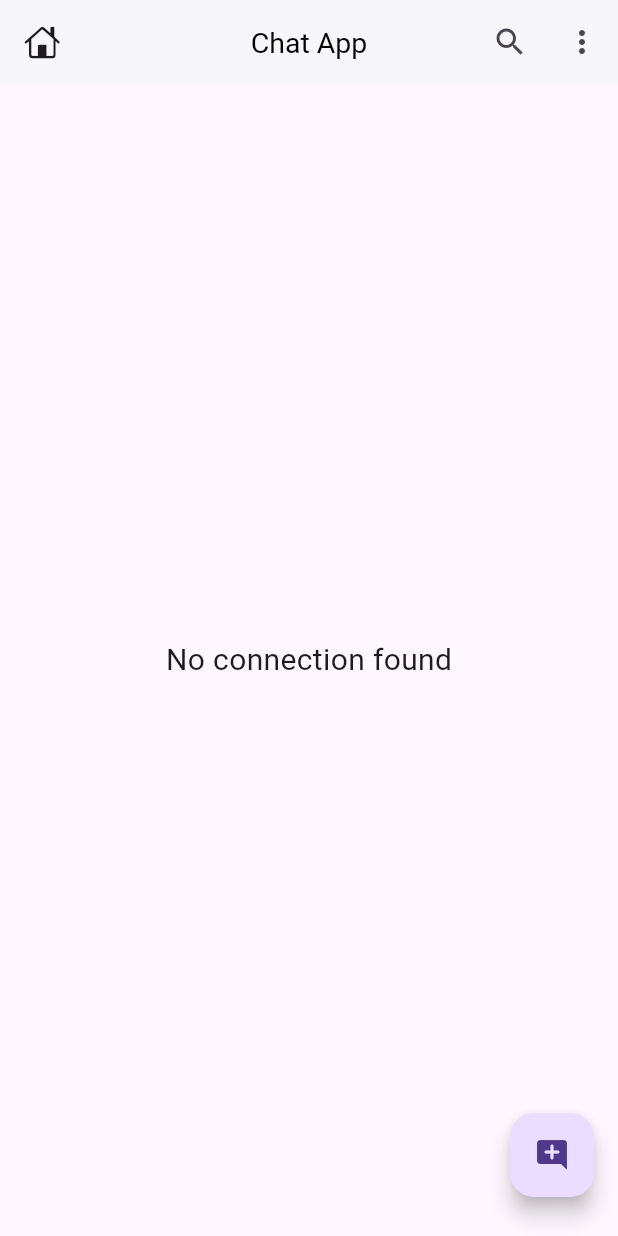
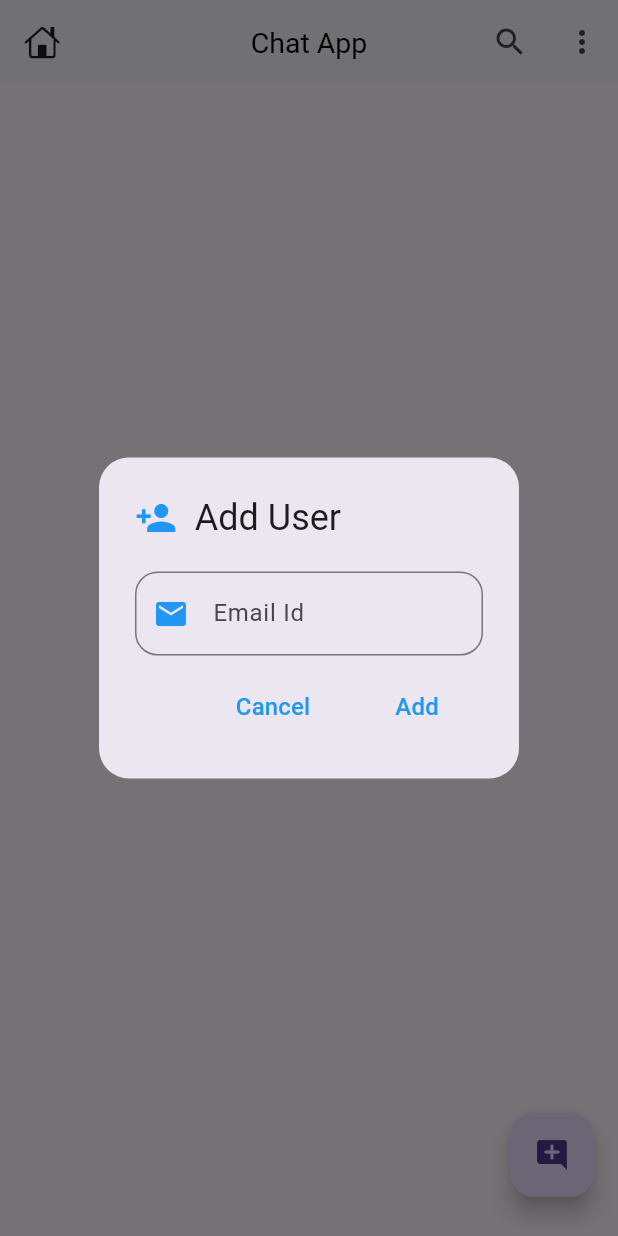
Before and after one commit to bdot100/chat_app, a Flutter app: the HomeScreen screen opened directly, after a tap on the "add comment" icon, on a phone screen of 412 x 824 dp. Run offline on Flutter 3.47's test engine with Material 3 defaults, Android fonts, the phone set to English and light mode, and no system bars; our stand-ins replace cached_network_image, cloud_firestore, dio, emoji_picker_flutter, firebase_auth, firebase_core and 5 more; missing offline and left inert: flutter_notification_channel, saver_gallery; accounts and stored records are empty; network calls fail; statements that could not run were skipped.

Commit message:
`feat: added functionality to add chat users, send first message, and display known users`

```diff
--- a/analysis_options.yaml
+++ b/analysis_options.yaml
@@ -7,7 +7,7 @@
 
 # The following line activates a set of recommended lints for Flutter apps,
 # packages, and plugins designed to encourage good coding practices.
-include: package:flutter_lints/flutter.yaml
+# include: package:flutter_lints/flutter.yaml
 
 linter:
   # The lint rules applied to this project can be customized in the
--- a/lib/api/apis.dart
+++ b/lib/api/apis.dart
@@ -86,6 +86,30 @@ class APIs {
     return (await firestore.collection('users').doc(user.uid).get()).exists;
   }
 
+  // for adding a new chat user to our conversation
+  static Future<bool> addChatUser(String email) async {
+    final data = await firestore
+        .collection('users')
+        .where('email', isEqualTo: email)
+        .get();
+
+    log('data: ${data.docs}');
+
+    if (data.docs.isNotEmpty && data.docs.first.id != user.uid) {
+      await firestore
+          .collection('users')
+          .doc(user.uid)
+          .collection('my_users')
+          .doc(data.docs.first.id)
+          .set({});
+      // print('------------------------------true-----------------------------');
+      return true;
+    } else {
+      print('------------------------------false-----------------------------');
+      return false;
+    }
+  }
+
   // for getting current user info
   static Future<void> getSelfInfo() async {
     await firestore.collection('users').doc(user.uid).get().then((user) async {
@@ -121,12 +145,33 @@ class APIs {
         .set(chatUser.toJson());
   }
 
+  // for getting ids of known users from firestore database
+  static Stream<QuerySnapshot<Map<String, dynamic>>> getMyUsersId() {
+    return firestore
+        .collection('users')
+        .doc(user.uid)
+        .collection('my_users')
+        .snapshots();
+  }
+
   // for getting all users from firestore databases
-  static Stream<QuerySnapshot<Map<String, dynamic>>> getAllUsers() {
-    return APIs.firestore
+  static Stream<QuerySnapshot<Map<String, dynamic>>> getAllUsers(
+      List<String> userIds) {
+    return firestore
         .collection('users')
-        .where('id', isNotEqualTo: user.uid)
+        .where('id', whereIn: userIds)
         .snapshots();
+  }
+
+  // for adding a user to my user collection when first message is sent
+  static Future<void> sendFirstMessage(
+      ChatUser chatUser, String msg, Type type) async {
+    await firestore
+        .collection('users')
+        .doc(chatUser.id)
+        .collection('my_users')
+        .doc(user.uid)
+        .set({}).then((value) => sendMessage(chatUser, msg, type));
   }
 
   // for updating user information
--- a/lib/screens/chat_screen.dart
+++ b/lib/screens/chat_screen.dart
@@ -330,12 +330,19 @@ class _ChatScreenState extends State<ChatScreen> {
           ),
         ),
 
-        // send button
+        // send message button
         MaterialButton(
           onPressed: () {
             if (_textController.text.isNotEmpty) {
-              APIs.sendMessage(widget.user, _textController.text, Type.text);
-              _textController.text = '';
+              if (_list.isEmpty) {
+                // on first message, add user to my_user collection of chat user db
+                APIs.sendFirstMessage(
+                    widget.user, _textController.text, Type.text);
+              } else {
+                // just send message
+                APIs.sendMessage(widget.user, _textController.text, Type.text);
+                _textController.text = '';
+              }
             }
           },
           minWidth: 0,
--- a/lib/screens/home_screen.dart
+++ b/lib/screens/home_screen.dart
@@ -1,6 +1,7 @@
 import 'dart:developer';
 
 import 'package:chat_app/api/apis.dart';
+import 'package:chat_app/helper/dialogs.dart';
 import 'package:chat_app/main.dart';
 import 'package:chat_app/models/chat_user.dart';
 import 'package:chat_app/screens/profile_screen.dart';
@@ -8,7 +9,6 @@ import 'package:chat_app/widgets/chat_user_card.dart';
 import 'package:flutter/cupertino.dart';
 import 'package:flutter/material.dart';
 import 'package:flutter/services.dart';
-import 'package:google_sign_in/google_sign_in.dart';
 
 class HomeScreen extends StatefulWidget {
   const HomeScreen({super.key});
@@ -19,7 +19,7 @@ class HomeScreen extends StatefulWidget {
 
 class _HomeScreenState extends State<HomeScreen> {
   // for storing all users
-  List<ChatUser> list = [];
+  List<ChatUser> _list = [];
 
   // for storing searched items
   final List<ChatUser> _searchList = [];
@@ -85,7 +85,7 @@ class _HomeScreenState extends State<HomeScreen> {
                       // search logic
                       _searchList.clear();
 
-                      for (var i in list) {
+                      for (var i in _list) {
                         if (i.name
                                 .toLowerCase()
                                 .contains(value.toLowerCase()) ||
@@ -131,53 +131,71 @@ class _HomeScreenState extends State<HomeScreen> {
             padding: const EdgeInsets.only(bottom: 10),
             child: FloatingActionButton(
               onPressed: () async {
-                await APIs.auth.signOut();
-                await GoogleSignIn().signOut();
+                _chatUserDialog(context);
               },
               child: Icon(Icons.add_comment_rounded),
             ),
           ),
 
+          // body
           body: StreamBuilder(
-            stream: APIs.getAllUsers(),
+            stream: APIs.getMyUsersId(),
+
+            //get id of only known users
             builder: (context, snapshot) {
               switch (snapshot.connectionState) {
-                // data is loading
+                //if data is loading
                 case ConnectionState.waiting:
                 case ConnectionState.none:
-                  return const Center(
-                    child: CircularProgressIndicator(),
-                  );
+                  return const Center(child: CircularProgressIndicator());
 
-                // if some or all data is loaded then show it
+                //if some or all data is loaded then show it
+                case ConnectionState.active:
+                case ConnectionState.done:
+                  return StreamBuilder(
+                    stream: APIs.getAllUsers(
+                        snapshot.data?.docs.map((e) => e.id).toList() ?? []),
+
+                    //get only those user, who's ids are provided
+                    builder: (context, snapshot) {
+                      switch (snapshot.connectionState) {
+                        //if data is loading
+                        case ConnectionState.waiting:
+                        case ConnectionState.none:
+                        // return const Center(
+                        //     child: CircularProgressIndicator());
+
+                        //if some or all data is loaded then show it
                         case ConnectionState.active:
                         case ConnectionState.done:
                           final data = snapshot.data?.docs;
-                  list =
-                      data?.map((e) => ChatUser.fromJson(e.data())).toList() ??
+                          _list = data
+                                  ?.map((e) => ChatUser.fromJson(e.data()))
+                                  .toList() ??
                               [];
 
-                  if (list.isNotEmpty) {
+                          if (_list.isNotEmpty) {
                             return ListView.builder(
-                        itemCount:
-                            _isSearching ? _searchList.length : list.length,
+                                itemCount: _isSearching
+                                    ? _searchList.length
+                                    : _list.length,
                                 padding: EdgeInsets.only(top: mq.height * .01),
-                        physics: BouncingScrollPhysics(),
+                                physics: const BouncingScrollPhysics(),
                                 itemBuilder: (context, index) {
                                   return ChatUserCard(
-                            user:
-                                _isSearching ? _searchList[index] : list[index],
-                          );
-                          // return Text('Name: ${list[index]}');
+                                      user: _isSearching
+                                          ? _searchList[index]
+                                          : _list[index]);
                                 });
                           } else {
-                    return Center(
-                      child: Text(
-                        "No connection found",
-                        style: TextStyle(fontSize: 20),
-                      ),
+                            return const Center(
+                              child: Text('No Connections Found!',
+                                  style: TextStyle(fontSize: 20)),
                             );
                           }
+                      }
+                    },
+                  );
               }
             },
           ),
@@ -186,3 +204,75 @@ class _HomeScreenState extends State<HomeScreen> {
     );
   }
 }
+
+// for adding chat user
+void _chatUserDialog(dynamic context) {
+  String email = '';
+
+  showDialog(
+      context: context,
+      builder: (_) => AlertDialog(
+            contentPadding:
+                EdgeInsets.only(left: 24, right: 24, top: 20, bottom: 10),
+            shape:
+                RoundedRectangleBorder(borderRadius: BorderRadius.circular(20)),
+            title: Row(
+              children: [
+                Icon(
+                  Icons.person_add,
+                  color: Colors.blue,
+                  size: 28,
+                ),
+                Text('  Add User')
+              ],
+            ),
+
+            //content
+            content: TextFormField(
+              initialValue: email,
+              maxLines: null,
+              onChanged: (value) => email = value,
+              decoration: InputDecoration(
+                  hintText: 'Email Id',
+                  prefixIcon: Icon(
+                    Icons.email,
+                    color: Colors.blue,
+                  ),
+                  border: OutlineInputBorder(
+                      borderRadius: BorderRadius.circular(15))),
+            ),
+
+            //actions
+            actions: [
+              // cancel button
+              MaterialButton(
+                onPressed: () {
+                  Navigator.pop(context);
+                },
+                child: Text(
+                  'Cancel',
+                  style: TextStyle(color: Colors.blue, fontSize: 16),
+                ),
+              ),
+              // add button
+              MaterialButton(
+                onPressed: () {
+                  //hide alert dialog
+                  Navigator.pop(context);
+
+                  if (email.isNotEmpty) {
+                    APIs.addChatUser(email).then((value) {
+                      if (!value) {
+                        Dialogs.showSnackbar(context, 'User does not exist!');
+                      }
+                    });
+                  }
+                },
+                child: Text(
+                  'Add',
+                  style: TextStyle(color: Colors.blue, fontSize: 16),
+                ),
+              ),
+            ],
+          ));
+}
```
Lines whose indentation alone changed are shown as unchanged.
